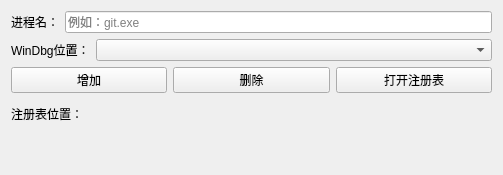
This is WindbgIFEO/WindbgIFEO.ui in MingYueRuYa/worktools as Qt 5 draws it before an edit. The edited form follows.
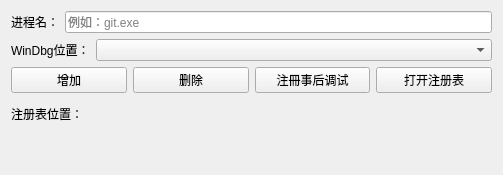
This is the edited form.

Commit message: 增加事后调试功能

What changed in the file:
```diff
--- a/WindbgIFEO/WindbgIFEO.ui
+++ b/WindbgIFEO/WindbgIFEO.ui
@@ -69,6 +69,13 @@
        </property>
       </widget>
      </item>
+     <item>
+      <widget class="QPushButton" name="pushButtonPostmortem">
+       <property name="text">
+        <string>注冊事后调试</string>
+       </property>
+      </widget>
+     </item>
      <item>
       <widget class="QPushButton" name="pushButtonOpenRegEditor">
        <property name="text">
```
The commit also changes 7 other files.
